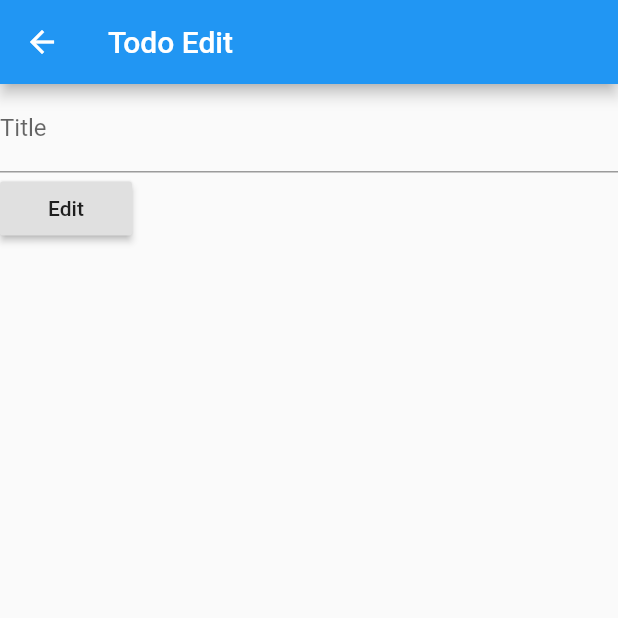
After one commit to bailabs/todo, a Flutter app: the TodoEditView screen opened directly, on a phone screen of 412 x 824 dp, the top half of it. The commit adds this screen. Run offline on Flutter 3.47's test engine with Material 2 defaults, Android fonts, the phone set to English and light mode, and no system bars; our stand-ins replace flutter_clean_architecture, rxdart.

Commit message:
feat: added todo_edit page

```diff
--- a/lib/app/pages/home/home_view.dart
+++ b/lib/app/pages/home/home_view.dart
@@ -1,6 +1,7 @@
 import 'package:flutter/material.dart';
 import 'package:flutter_clean_architecture/flutter_clean_architecture.dart';
 import 'package:flutter_clean_todo/app/pages/todo_add/todo_add_view.dart';
+import 'package:flutter_clean_todo/app/pages/todo_edit/todo_edit_view.dart';
 import 'package:flutter_clean_todo/data/data_todos_repository.dart';
 import 'home_controller.dart';
 import 'widgets/todos_column.dart';
@@ -36,9 +37,8 @@ class _HomeViewState extends ViewState<HomeView, HomeController> {
             controller.removeTodo,
             params: { 'id': value },
           ),
-          onPressed: (value) => callHandler(
-            controller.completeTodo,
-            params: { 'id': value },
+          onPressed: (value) => Navigator.of(context).push(
+            MaterialPageRoute(builder: (_) => TodoEditView())
           ),
         ),
       ),
--- /dev/null
+++ b/lib/app/pages/todo_edit/todo_edit_controller.dart
@@ -0,0 +1,10 @@
+import 'package:flutter_clean_architecture/flutter_clean_architecture.dart';
+
+class TodoEditController extends Controller {
+  TodoEditController();
+
+  @override
+  void initListeners() {
+    // TODO: implement initListeners
+  }
+}
--- /dev/null
+++ b/lib/app/pages/todo_edit/todo_edit_view.dart
@@ -0,0 +1,21 @@
+import 'package:flutter/material.dart';
+import 'package:flutter_clean_architecture/flutter_clean_architecture.dart';
+import 'todo_edit_controller.dart';
+import 'widgets/todo_edit_form.dart';
+
+class TodoEditView extends View {
+  @override
+  _TodoEditViewState createState() =>
+    _TodoEditViewState(TodoEditController());
+}
+
+class _TodoEditViewState extends ViewState<TodoEditView, TodoEditController> {
+  _TodoEditViewState(TodoEditController controller) : super(controller);
+  @override
+  Widget build(BuildContext context) => Scaffold(
+    appBar: AppBar(title: Text('Todo Edit')),
+    body: Container(
+      child: TodoEditForm(onEdit: (value) => print(value)),
+    ),
+  );
+}
--- /dev/null
+++ b/lib/app/pages/todo_edit/widgets/todo_edit_form.dart
@@ -0,0 +1,30 @@
+import 'package:flutter/material.dart';
+
+class TodoEditForm extends StatefulWidget {
+  final Function(String) onEdit;
+
+  TodoEditForm({@required this.onEdit});
+
+  @override
+  TodoEditFormState createState() => TodoEditFormState();
+}
+
+class TodoEditFormState extends State<TodoEditForm> {
+  final _key = GlobalKey<FormState>();
+  @override
+  Widget build(BuildContext context) => Form(
+    key: _key,
+    child: Column(
+      crossAxisAlignment: CrossAxisAlignment.start,
+      children: <Widget>[
+        TextFormField(
+          decoration: InputDecoration(labelText: 'Title'),
+        ),
+        RaisedButton(
+          child: Text('Edit'),
+          onPressed: () => widget.onEdit('test'),
+        ),
+      ],
+    ),
+  );
+}
```
Also changed, not shown: lib/app/pages/todo_add/todo_add_view.dart (indentation only).
